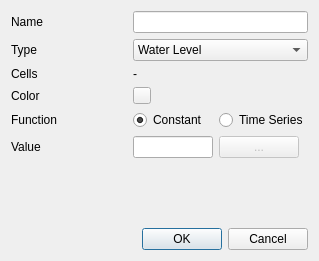
First picture: the form in src/ui/vertically_integrated_hydrodynamic_boundary_condition_dialog.ui, repository IPH-ECO/iph-eco-gui, before the edit.
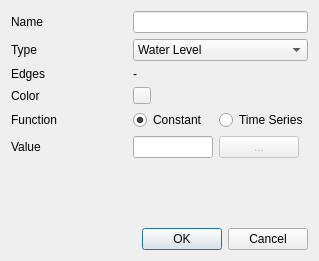
Second picture: the form after the edit.

```diff
--- a/src/ui/vertically_integrated_hydrodynamic_boundary_condition_dialog.ui
+++ b/src/ui/vertically_integrated_hydrodynamic_boundary_condition_dialog.ui
@@ -72,7 +72,7 @@
    <item row="2" column="0">
     <widget class="QLabel" name="lblElementLabel">
      <property name="text">
-      <string>Cells</string>
+      <string>Edges</string>
      </property>
     </widget>
    </item>
```
